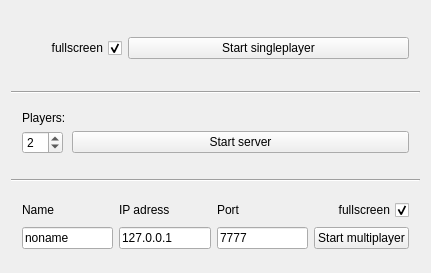
Qt form src/settings.ui (valer00n/walkers) before a commit.
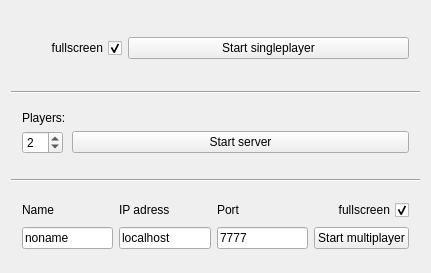
The same form after that commit.

Patch:
```diff
--- a/src/settings.ui
+++ b/src/settings.ui
@@ -117,7 +117,7 @@
        <item row="5" column="1">
         <widget class="QLineEdit" name="IP">
          <property name="text">
-          <string>127.0.0.1</string>
+          <string>localhost</string>
          </property>
         </widget>
        </item>
```
